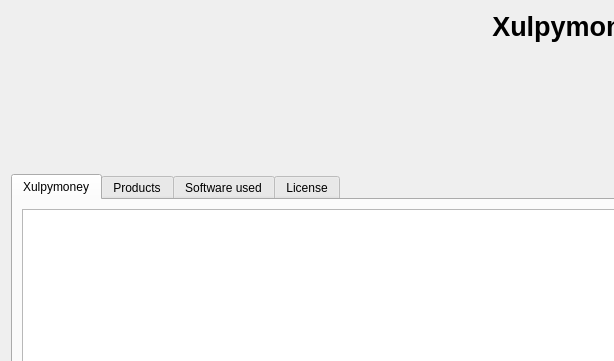
This is xulpymoney/ui/frmAbout.ui in turulomio/xulpymoney as Qt 5 draws it before an edit; both pictures show x 0 to 614 and y 0 to 361 of the 1145 by 655 pixel window. The edited form follows.
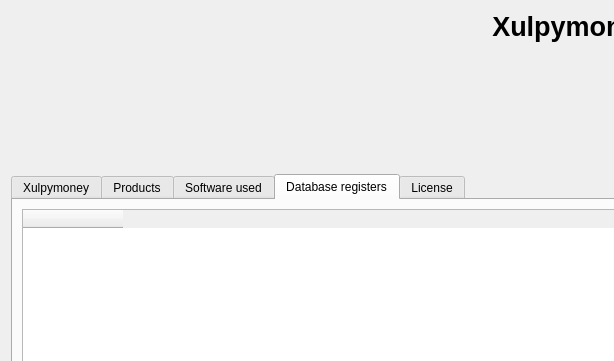
This is the edited form. The open tabs and pages were chosen to show the change. Icons and pictures are not drawn. Custom widgets are drawn as their Qt base class.

Commit message: Added number of registers in about dialog

Diff of the .ui file:
```diff
--- a/xulpymoney/ui/frmAbout.ui
+++ b/xulpymoney/ui/frmAbout.ui
@@ -382,6 +382,22 @@
          </item>
         </layout>
        </widget>
+       <widget class="QWidget" name="Database">
+        <attribute name="title">
+         <string>Database registers</string>
+        </attribute>
+        <layout class="QHBoxLayout" name="horizontalLayout_3">
+         <item>
+          <widget class="myQTableWidget" name="tblRegisters">
+           <column>
+            <property name="text">
+             <string/>
+            </property>
+           </column>
+          </widget>
+         </item>
+        </layout>
+       </widget>
        <widget class="QWidget" name="tabLicense">
         <attribute name="title">
          <string>License</string>
```
Left out of the diff: 2 changed lines with no effect on the pictures. The commit also changes 2 other files.
